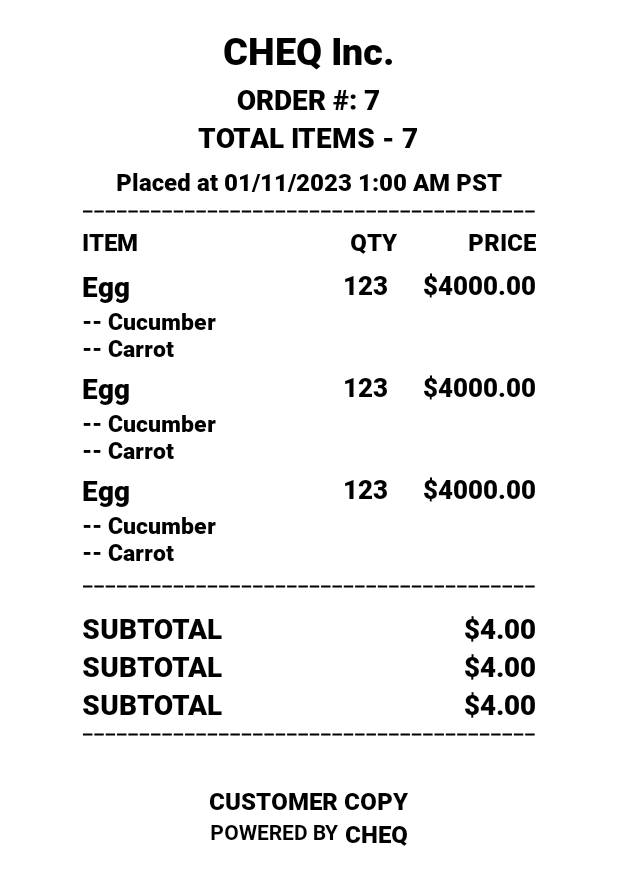
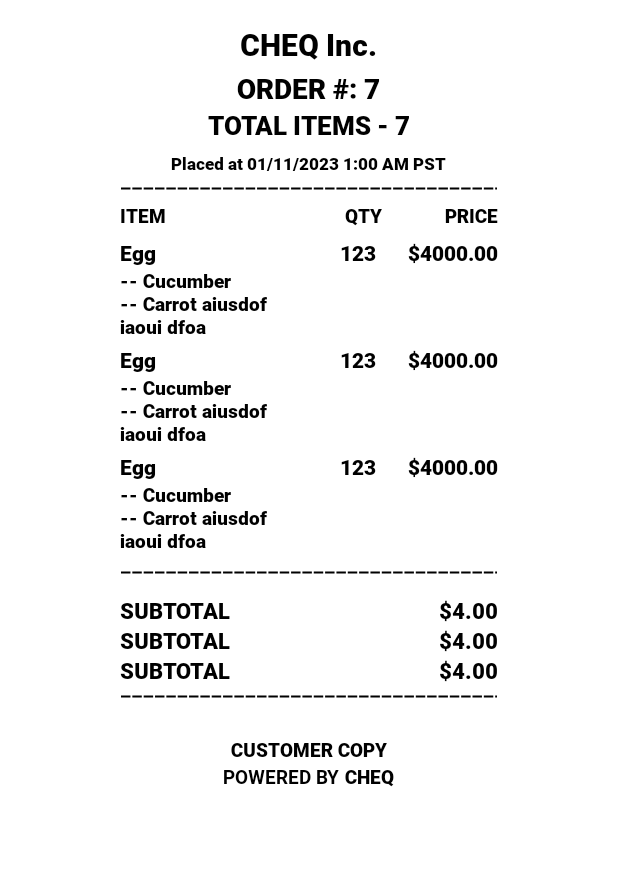
Before and after one commit to CHEQPlease/Receiptify, an Android app: the layout layout_h_customer_pos_receipt.xml on its own in the app's theme, with its tools: preview values and no code run, on a phone screen of 412 x 824 dp. Shown: the top 885 px of the screen. Run offline under Robolectric (Android 15) with nearby library versions, the phone set to English and light mode, and no system bars.

Commit message:
Changed a few layout for handheld

```diff
--- a/receiptify/src/main/res/layout/layout_h_customer_pos_receipt.xml
+++ b/receiptify/src/main/res/layout/layout_h_customer_pos_receipt.xml
@@ -2,7 +2,7 @@
 <LinearLayout xmlns:android="http://schemas.android.com/apk/res/android"
     xmlns:tools="http://schemas.android.com/tools"
     android:id="@+id/layout_customer_receipt_pos"
-    android:layout_width="48mm"
+    android:layout_width="40mm"
     android:background="@android:color/white"
     android:orientation="vertical"
     android:layout_gravity="center_horizontal"
@@ -22,9 +22,10 @@
             android:layout_width="wrap_content"
             android:layout_height="wrap_content"
             tools:text="CHEQ Inc."
+            android:gravity="center"
             android:layout_marginTop="2mm"
             android:layout_marginBottom="1mm"
-            android:textSize="4mm"
+            android:textSize="3.2mm"
             android:textStyle="bold"
             />
 
@@ -51,7 +52,7 @@
         android:layout_height="wrap_content"
         tools:text="TOTAL ITEMS - 7"
         android:layout_gravity="center"
-        android:textSize="3mm"
+        android:textSize="2.8mm"
         android:textStyle="bold"
         />
 
@@ -60,7 +61,7 @@
         android:id="@+id/tv_placed_at"
         android:layout_width="wrap_content"
         android:layout_height="wrap_content"
-        android:textSize="2.5mm"
+        android:textSize="1.8mm"
         android:textStyle="bold"
         android:layout_marginTop="1mm"
         android:layout_gravity="center"
@@ -126,14 +127,14 @@
 
     <View
         android:layout_width="match_parent"
-        android:layout_height="4mm"/>
+        android:layout_height="3mm"/>
 
     <TextView
         android:layout_width="wrap_content"
         android:layout_height="wrap_content"
         android:layout_gravity="center"
         android:text="CUSTOMER COPY"
-        android:textSize="2.5mm"
+        android:textSize="2mm"
         android:textStyle="bold"
         />
 
@@ -147,6 +148,7 @@
             android:layout_width="wrap_content"
             android:layout_height="wrap_content"
             android:text="POWERED BY"
+            android:textSize="2mm"
             />
 
         <TextView
@@ -154,7 +156,7 @@
             android:layout_height="wrap_content"
             android:layout_gravity="center"
             android:text=" CHEQ"
-            android:textSize="2.5mm"
+            android:textSize="2mm"
             android:textStyle="bold"
             />
 
--- a/receiptify/src/main/res/layout/layout_h_item_table_header.xml
+++ b/receiptify/src/main/res/layout/layout_h_item_table_header.xml
@@ -3,6 +3,7 @@
     android:orientation="vertical"
     android:layout_width="match_parent"
     android:layout_height="match_parent"
+    android:background="@android:color/white"
     android:theme="@style/ReceiptifyThemeHandheld"
     >
 
@@ -14,7 +15,7 @@
             android:layout_width="0dp"
             android:layout_height="wrap_content"
             android:text="ITEM"
-            android:textSize="2.5mm"
+            android:textSize="2mm"
             android:textStyle="bold"
             android:layout_weight="4"
             />
@@ -24,7 +25,7 @@
             android:layout_width="0dp"
             android:layout_height="wrap_content"
             android:text="QTY"
-            android:textSize="2.5mm"
+            android:textSize="2mm"
             android:textStyle="bold"
             android:layout_weight="1"
             android:gravity="center"
@@ -37,7 +38,7 @@
             android:text="PRICE"
             android:gravity="end"
             android:textStyle="bold"
-            android:textSize="2.5mm"
+            android:textSize="2mm"
             android:layout_weight="2"
             />
 
--- a/receiptify/src/main/res/layout/layout_h_meta_info.xml
+++ b/receiptify/src/main/res/layout/layout_h_meta_info.xml
@@ -14,7 +14,7 @@
         android:layout_height="wrap_content"
         tools:text="SUBTOTAL"
         android:textStyle="bold"
-        android:textSize="3mm"
+        android:textSize="2.3mm"
         />
 
 
@@ -31,7 +31,7 @@
         android:layout_height="wrap_content"
         tools:text="$4.00"
         android:textStyle="bold"
-        android:textSize="3mm"
+        android:textSize="2.3mm"
         android:gravity="end"
         />
 
--- a/receiptify/src/main/res/layout/layout_h_purchased_items.xml
+++ b/receiptify/src/main/res/layout/layout_h_purchased_items.xml
@@ -1,7 +1,7 @@
 <LinearLayout xmlns:android="http://schemas.android.com/apk/res/android"
     xmlns:tools="http://schemas.android.com/tools"
     android:orientation="horizontal"
-    android:layout_width="match_parent"
+    android:layout_width="40mm"
     android:layout_height="wrap_content"
     android:background="@android:color/white"
     android:theme="@style/ReceiptifyThemeHandheld"
@@ -17,21 +17,22 @@
 
         <TextView
             android:id="@+id/tv_item_name"
-            android:layout_width="28mm"
+            android:layout_width="wrap_content"
             android:layout_height="wrap_content"
             android:paddingRight="3mm"
             tools:text="Egg"
             android:textStyle="bold"
-            android:textSize="3mm"
+            android:textSize="2.2mm"
             tools:ignore="NestedWeights"
             android:paddingEnd="3mm" />
 
         <TextView
             android:id="@+id/tv_item_details"
-            android:layout_width="28mm"
+            android:layout_width="wrap_content"
             android:layout_height="wrap_content"
-            tools:text="-- Cucumber\n-- Carrot"
-            android:textSize="2.4mm"
+            tools:text="-- Cucumber\n-- Carrot aiusdof iaoui dfoa"
+            android:textSize="2mm"
+            android:maxLines="3"
             android:textStyle="bold"
             />
 
@@ -41,13 +42,14 @@
         android:id="@+id/tv_qty"
         android:layout_width="0dp"
         android:layout_height="wrap_content"
-        android:layout_marginEnd="2mm"
+        android:layout_marginEnd="1.5mm"
         tools:text="123"
         android:gravity="end"
         android:textStyle="bold"
         android:layout_weight="2"
-        android:textSize="2.8mm"
-        tools:ignore="InOrMmUsage" />
+        android:textSize="2.2mm"
+        tools:ignore="InOrMmUsage"
+        android:layout_marginRight="1.5mm" />
 
 
     <TextView
@@ -55,7 +57,7 @@
         android:layout_width="0dp"
         android:layout_height="wrap_content"
         tools:text="$4000.00"
-        android:textSize="2.8mm"
+        android:textSize="2.2mm"
         android:gravity="end"
         android:textStyle="bold"
         android:layout_weight="2.5"
--- a/receiptify/src/main/res/layout/layout_p_customer_kiosk_receipt.xml
+++ b/receiptify/src/main/res/layout/layout_p_customer_kiosk_receipt.xml
@@ -84,6 +84,7 @@
             android:layout_width="wrap_content"
             android:layout_height="wrap_content"
             tools:text="CHEQ Inc."
+            android:gravity="center"
             android:padding="2mm"
             android:textSize="4.8mm"
             android:textStyle="bold"
--- a/receiptify/src/main/res/layout/layout_p_customer_pos_receipt.xml
+++ b/receiptify/src/main/res/layout/layout_p_customer_pos_receipt.xml
@@ -23,6 +23,7 @@
             android:layout_width="wrap_content"
             android:layout_height="wrap_content"
             tools:text="CHEQ Inc."
+            android:gravity="center"
             android:layout_marginTop="2mm"
             android:layout_marginBottom="1mm"
             android:textSize="5mm"
--- a/receiptify/src/main/res/layout/layout_p_merchant_receipt.xml
+++ b/receiptify/src/main/res/layout/layout_p_merchant_receipt.xml
@@ -26,6 +26,7 @@
             android:layout_marginTop="5mm"
             android:layout_marginBottom="4mm"
             android:textSize="5.2mm"
+            android:gravity="center"
             android:textStyle="bold"
             />
 
```
Also changed, not shown: receiptify/src/main/res/layout/layout_h_customer_kiosk_receipt.xml (+8 -7 lines), receiptify/src/main/res/layout/layout_h_kitchen_item_info.xml (+4 -4 lines), receiptify/src/main/res/layout/layout_h_kitchen_receipt.xml (+5 -5 lines), receiptify/src/main/res/layout/layout_h_merchant_receipt.xml (+8 -7 lines).
